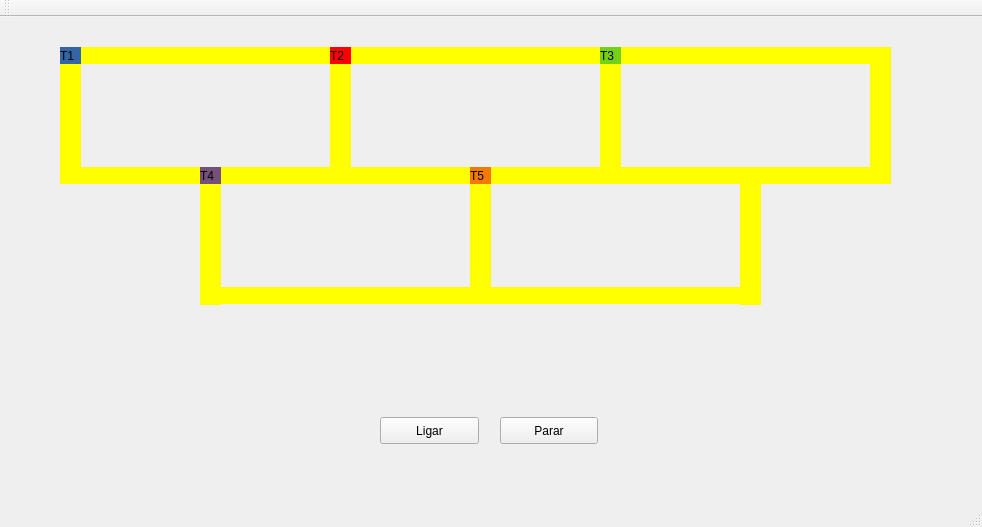
The window that mainwindow.ui (alexalmeida52/projeto-dos-trens) describes before a commit, drawn with Qt 5.
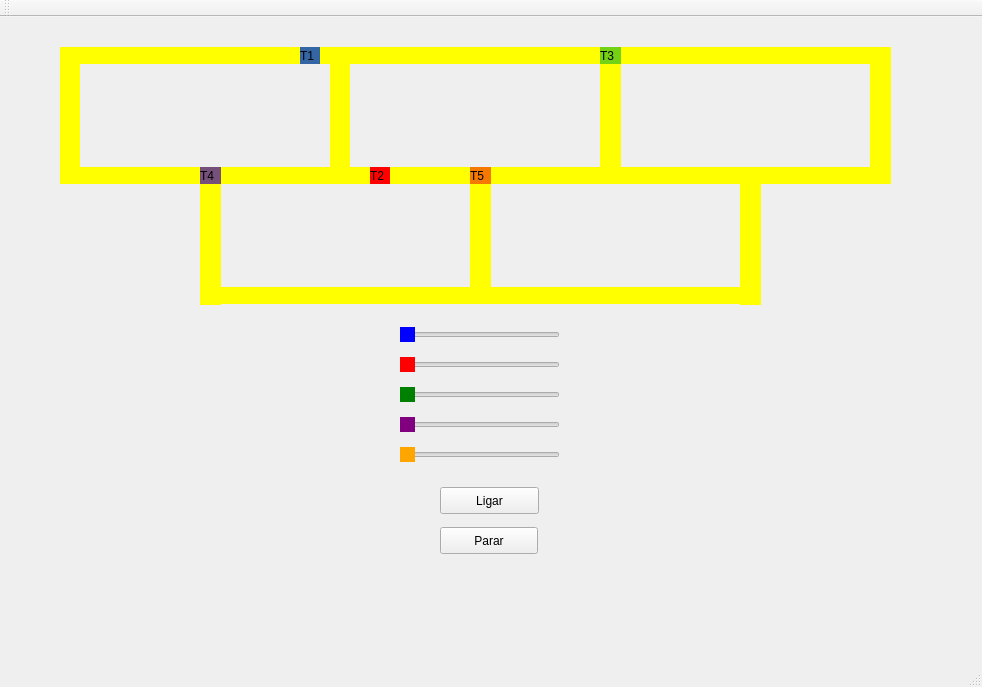
The same window after the commit.

Commit message: feat: Barras de velocidade dos trens

```diff
--- a/mainwindow.ui
+++ b/mainwindow.ui
@@ -7,7 +7,7 @@
     <x>0</x>
     <y>0</y>
     <width>982</width>
-    <height>527</height>
+    <height>687</height>
    </rect>
   </property>
   <property name="windowTitle">
@@ -17,9 +17,9 @@
    <widget class="QLabel" name="label_trem1">
     <property name="geometry">
      <rect>
-      <x>60</x>
+      <x>300</x>
       <y>30</y>
-      <width>21</width>
+      <width>20</width>
       <height>17</height>
      </rect>
     </property>
@@ -67,7 +67,7 @@
      <rect>
       <x>330</x>
       <y>30</y>
-      <width>21</width>
+      <width>20</width>
       <height>137</height>
      </rect>
     </property>
@@ -83,7 +83,7 @@
      <rect>
       <x>60</x>
       <y>30</y>
-      <width>21</width>
+      <width>20</width>
       <height>137</height>
      </rect>
     </property>
@@ -97,8 +97,8 @@
    <widget class="QPushButton" name="pushButton">
     <property name="geometry">
      <rect>
-      <x>380</x>
-      <y>400</y>
+      <x>440</x>
+      <y>470</y>
       <width>99</width>
       <height>27</height>
      </rect>
@@ -110,8 +110,8 @@
    <widget class="QPushButton" name="pushButton_2">
     <property name="geometry">
      <rect>
-      <x>500</x>
-      <y>400</y>
+      <x>440</x>
+      <y>510</y>
       <width>98</width>
       <height>27</height>
      </rect>
@@ -171,9 +171,9 @@
    <widget class="QLabel" name="label_trem2">
     <property name="geometry">
      <rect>
-      <x>330</x>
-      <y>30</y>
-      <width>21</width>
+      <x>370</x>
+      <y>150</y>
+      <width>20</width>
       <height>17</height>
      </rect>
     </property>
@@ -360,6 +360,96 @@
      <string/>
     </property>
    </widget>
+   <widget class="QSlider" name="horizontalSlider_trem_1">
+    <property name="geometry">
+     <rect>
+      <x>400</x>
+      <y>310</y>
+      <width>160</width>
+      <height>16</height>
+     </rect>
+    </property>
+    <property name="styleSheet">
+     <string notr="true">.QSlider::handle:horizontal {
+    background: blue;
+}</string>
+    </property>
+    <property name="orientation">
+     <enum>Qt::Horizontal</enum>
+    </property>
+   </widget>
+   <widget class="QSlider" name="horizontalSlider_trem_2">
+    <property name="geometry">
+     <rect>
+      <x>400</x>
+      <y>340</y>
+      <width>160</width>
+      <height>16</height>
+     </rect>
+    </property>
+    <property name="styleSheet">
+     <string notr="true">.QSlider::handle:horizontal {
+    background: red;
+}</string>
+    </property>
+    <property name="orientation">
+     <enum>Qt::Horizontal</enum>
+    </property>
+   </widget>
+   <widget class="QSlider" name="horizontalSlider_trem_4">
+    <property name="geometry">
+     <rect>
+      <x>400</x>
+      <y>400</y>
+      <width>160</width>
+      <height>16</height>
+     </rect>
+    </property>
+    <property name="styleSheet">
+     <string notr="true">.QSlider::handle:horizontal {
+    background: purple;
+}</string>
+    </property>
+    <property name="orientation">
+     <enum>Qt::Horizontal</enum>
+    </property>
+   </widget>
+   <widget class="QSlider" name="horizontalSlider_trem_3">
+    <property name="geometry">
+     <rect>
+      <x>400</x>
+      <y>370</y>
+      <width>160</width>
+      <height>16</height>
+     </rect>
+    </property>
+    <property name="styleSheet">
+     <string notr="true">.QSlider::handle:horizontal {
+    background: green;
+}</string>
+    </property>
+    <property name="orientation">
+     <enum>Qt::Horizontal</enum>
+    </property>
+   </widget>
+   <widget class="QSlider" name="horizontalSlider_trem_5">
+    <property name="geometry">
+     <rect>
+      <x>400</x>
+      <y>430</y>
+      <width>160</width>
+      <height>16</height>
+     </rect>
+    </property>
+    <property name="styleSheet">
+     <string notr="true">.QSlider::handle:horizontal {
+    background: orange;
+}</string>
+    </property>
+    <property name="orientation">
+     <enum>Qt::Horizontal</enum>
+    </property>
+   </widget>
    <zorder>label_trilho1_5</zorder>
    <zorder>label_trilho1_4</zorder>
    <zorder>label_trilho1</zorder>
```
Left out of the diff: 5 changed lines with no effect on the pictures.
